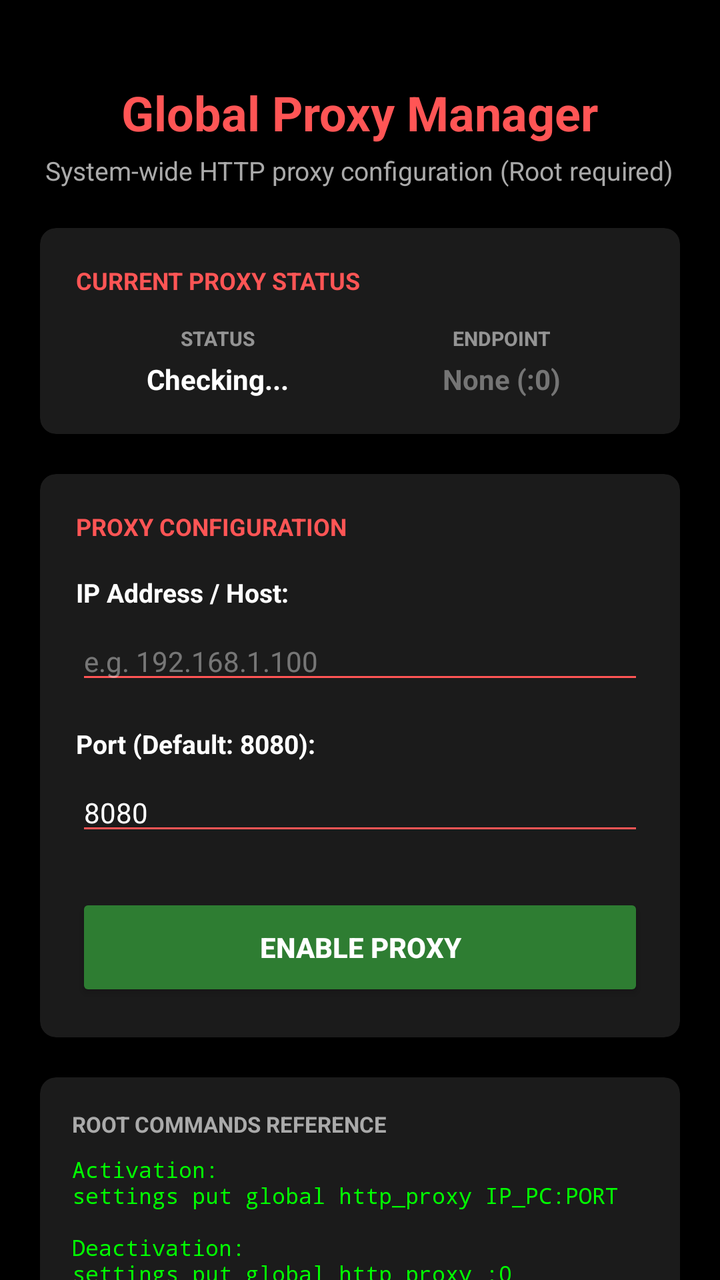
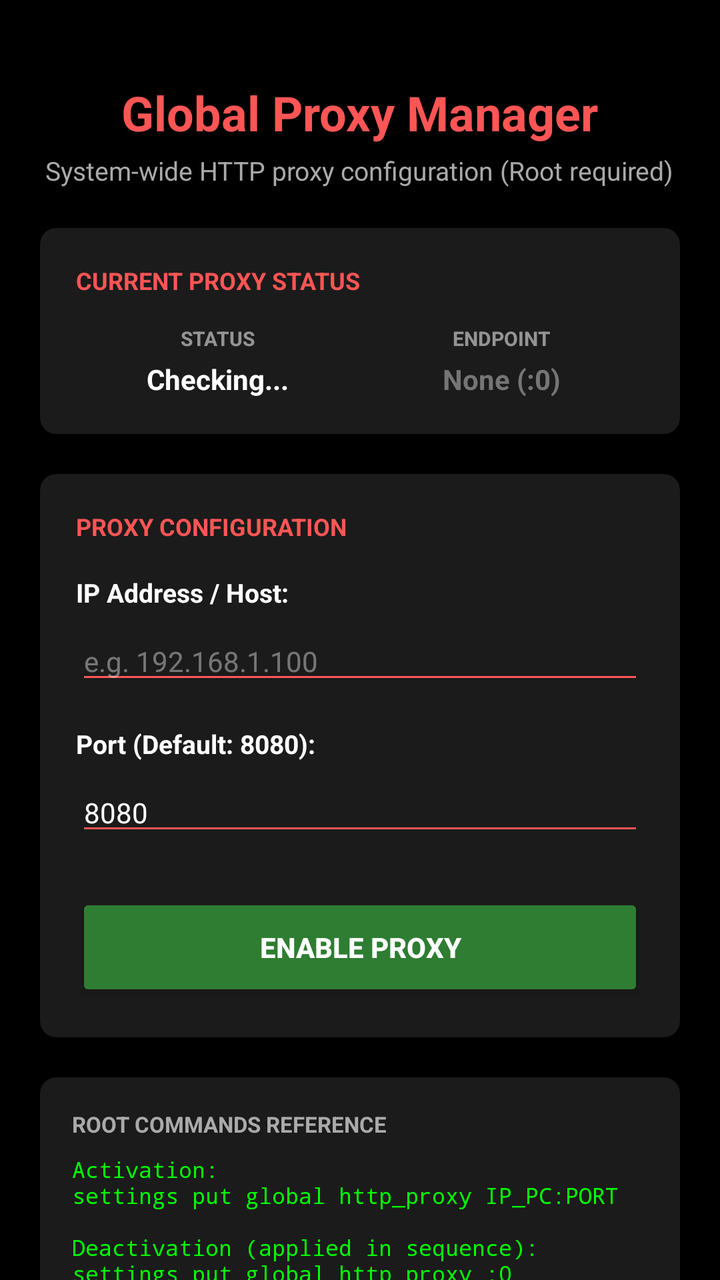

Before-and-after screenshots of an Android layout around one commit, followed by the original layout XML and the change that was made.
<!-- AndroidManifest.xml: application theme Theme.MoPWN -->
<!-- res/layout/activity_global_proxy.xml -->
<?xml version="1.0" encoding="utf-8"?>
<ScrollView xmlns:android="http://schemas.android.com/apk/res/android"
    xmlns:app="http://schemas.android.com/apk/res-auto"
    xmlns:tools="http://schemas.android.com/tools"
    android:layout_width="match_parent"
    android:layout_height="match_parent"
    android:background="@drawable/main_background"
    android:fillViewport="true"
    tools:context=".GlobalProxyActivity">

    <LinearLayout
        android:layout_width="match_parent"
        android:layout_height="wrap_content"
        android:orientation="vertical"
        android:padding="20dp">

        
        <TextView
            android:id="@+id/tvProxyTitle"
            android:layout_width="wrap_content"
            android:layout_height="wrap_content"
            android:layout_gravity="center_horizontal"
            android:layout_marginTop="20dp"
            android:text="Global Proxy Manager"
            android:textColor="#FF5555"
            android:textSize="24sp"
            android:textStyle="bold" />

        <TextView
            android:layout_width="wrap_content"
            android:layout_height="wrap_content"
            android:layout_gravity="center_horizontal"
            android:layout_marginTop="4dp"
            android:layout_marginBottom="20dp"
            android:text="System-wide HTTP proxy configuration (Root required)"
            android:textColor="#AAAAAA"
            android:textSize="13sp" />

        
        <androidx.cardview.widget.CardView
            android:layout_width="match_parent"
            android:layout_height="wrap_content"
            app:cardBackgroundColor="#CC222222"
            app:cardCornerRadius="8dp"
            app:cardElevation="4dp"
            android:layout_marginBottom="20dp">

            <LinearLayout
                android:layout_width="match_parent"
                android:layout_height="wrap_content"
                android:orientation="vertical"
                android:padding="18dp">

                <TextView
                    android:layout_width="wrap_content"
                    android:layout_height="wrap_content"
                    android:text="CURRENT PROXY STATUS"
                    android:textColor="#FF5555"
                    android:textSize="12sp"
                    android:textStyle="bold"
                    android:layout_marginBottom="14dp"/>

                <LinearLayout
                    android:layout_width="match_parent"
                    android:layout_height="wrap_content"
                    android:orientation="horizontal"
                    android:weightSum="2">

                    <LinearLayout
                        android:layout_width="0dp"
                        android:layout_height="wrap_content"
                        android:orientation="vertical"
                        android:layout_weight="1"
                        android:gravity="center">

                        <TextView
                            android:layout_width="wrap_content"
                            android:layout_height="wrap_content"
                            android:text="STATUS"
                            android:textColor="#88FFFFFF"
                            android:textSize="10sp"
                            android:textStyle="bold"/>

                        <TextView
                            android:id="@+id/tvProxyStatus"
                            android:layout_width="wrap_content"
                            android:layout_height="wrap_content"
                            android:text="Checking..."
                            android:textColor="@color/white"
                            android:textSize="14sp"
                            android:textStyle="bold"
                            android:layout_marginTop="4dp"/>
                    </LinearLayout>

                    <LinearLayout
                        android:layout_width="0dp"
                        android:layout_height="wrap_content"
                        android:orientation="vertical"
                        android:layout_weight="1"
                        android:gravity="center">

                        <TextView
                            android:layout_width="wrap_content"
                            android:layout_height="wrap_content"
                            android:text="ENDPOINT"
                            android:textColor="#88FFFFFF"
                            android:textSize="10sp"
                            android:textStyle="bold"/>

                        <TextView
                            android:id="@+id/tvProxyEndpoint"
                            android:layout_width="wrap_content"
                            android:layout_height="wrap_content"
                            android:text="None (:0)"
                            android:textColor="#757575"
                            android:textSize="14sp"
                            android:textStyle="bold"
                            android:layout_marginTop="4dp"
                            android:ellipsize="end"
                            android:singleLine="true"/>
                    </LinearLayout>
                </LinearLayout>

            </LinearLayout>
        </androidx.cardview.widget.CardView>

        
        <androidx.cardview.widget.CardView
            android:layout_width="match_parent"
            android:layout_height="wrap_content"
            app:cardBackgroundColor="#CC222222"
            app:cardCornerRadius="8dp"
            app:cardElevation="4dp"
            android:layout_marginBottom="20dp">

            <LinearLayout
                android:layout_width="match_parent"
                android:layout_height="wrap_content"
                android:orientation="vertical"
                android:padding="18dp">

                <TextView
                    android:layout_width="wrap_content"
                    android:layout_height="wrap_content"
                    android:text="PROXY CONFIGURATION"
                    android:textColor="#FF5555"
                    android:textSize="12sp"
                    android:textStyle="bold"
                    android:layout_marginBottom="16dp"/>

                
                <TextView
                    android:layout_width="wrap_content"
                    android:layout_height="wrap_content"
                    android:text="IP Address / Host:"
                    android:textColor="@color/white"
                    android:textSize="13sp"
                    android:textStyle="bold"
                    android:layout_marginBottom="6dp"/>

                <EditText
                    android:id="@+id/etProxyIp"
                    android:layout_width="match_parent"
                    android:layout_height="wrap_content"
                    android:hint="e.g. 192.168.1.100"
                    android:textColor="@color/white"
                    android:textColorHint="#66FFFFFF"
                    android:backgroundTint="#FF5555"
                    android:textSize="14sp"
                    android:inputType="textUri|text"
                    android:layout_marginBottom="16dp"/>

                
                <TextView
                    android:layout_width="wrap_content"
                    android:layout_height="wrap_content"
                    android:text="Port (Default: 8080):"
                    android:textColor="@color/white"
                    android:textSize="13sp"
                    android:textStyle="bold"
                    android:layout_marginBottom="6dp"/>

                <EditText
                    android:id="@+id/etProxyPort"
                    android:layout_width="match_parent"
                    android:layout_height="wrap_content"
                    android:text="8080"
                    android:hint="8080"
                    android:textColor="@color/white"
                    android:textColorHint="#66FFFFFF"
                    android:backgroundTint="#FF5555"
                    android:textSize="14sp"
                    android:inputType="number"
                    android:layout_marginBottom="24dp"/>

                
                <Button
                    android:id="@+id/btnToggleProxy"
                    android:layout_width="match_parent"
                    android:layout_height="54dp"
                    android:text="Enable Proxy"
                    android:textSize="14sp"
                    android:textStyle="bold"
                    android:textColor="@color/white"
                    android:backgroundTint="#2E7D32" />

            </LinearLayout>
        </androidx.cardview.widget.CardView>

        
        <androidx.cardview.widget.CardView
            android:layout_width="match_parent"
            android:layout_height="wrap_content"
            app:cardBackgroundColor="#CC222222"
            app:cardCornerRadius="8dp"
            app:cardElevation="4dp"
            android:layout_marginBottom="24dp">

            <LinearLayout
                android:layout_width="match_parent"
                android:layout_height="wrap_content"
                android:orientation="vertical"
                android:padding="16dp">

                <TextView
                    android:layout_width="wrap_content"
                    android:layout_height="wrap_content"
                    android:text="ROOT COMMANDS REFERENCE"
                    android:textColor="#AAAAAA"
                    android:textSize="11sp"
                    android:textStyle="bold"
                    android:layout_marginBottom="8dp"/>

                <TextView
                    android:layout_width="wrap_content"
                    android:layout_height="wrap_content"
                    android:text="Activation:\nsettings put global http_proxy IP_PC:PORT\n\nDeactivation:\nsettings put global http_proxy :0"
                    android:textColor="#00FF00"
                    android:fontFamily="monospace"
                    android:textSize="11sp"
                    android:layout_marginBottom="8dp"/>

                <TextView
                    android:layout_width="wrap_content"
                    android:layout_height="wrap_content"
                    android:text="A persistent notification remains active while the proxy is running, with a quick action button to disconnect."
                    android:textColor="#88FFFFFF"
                    android:textSize="11sp"/>
            </LinearLayout>
        </androidx.cardview.widget.CardView>

    </LinearLayout>
</ScrollView>
<!-- resources referenced by this layout -->
<resources>
  <color name="white">#FFFFFFFF</color>
  <style name="Theme.MoPWN" parent="Theme.MaterialComponents.DayNight.NoActionBar">
          <item name="colorPrimary">@color/green_primary</item>
          <item name="colorOnPrimary">@color/black</item>
          <item name="android:windowBackground">@color/black</item>
      </style>
  <color name="green_primary">#00FF00</color>
  <color name="black">#FF000000</color>
</resources>

<!-- the commit's change to res/layout/activity_global_proxy.xml (unified diff, before → after) -->
@@ -234,7 +234,7 @@
                 <TextView
                     android:layout_width="wrap_content"
                     android:layout_height="wrap_content"
-                    android:text="Activation:\nsettings put global http_proxy IP_PC:PORT\n\nDeactivation:\nsettings put global http_proxy :0"
+                    android:text="Activation:\nsettings put global http_proxy IP_PC:PORT\n\nDeactivation (applied in sequence):\nsettings put global http_proxy :0\nsettings delete global http_proxy"
                     android:textColor="#00FF00"
                     android:fontFamily="monospace"
                     android:textSize="11sp"
